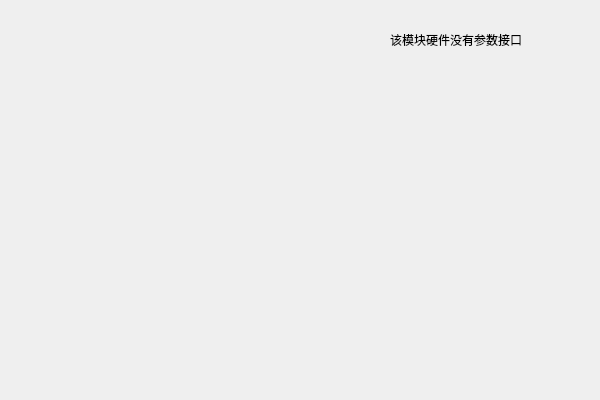
The window that Link_tab/dms_tab.ui (HuJingwen1211/MCISP) describes before a commit, drawn with Qt 5.
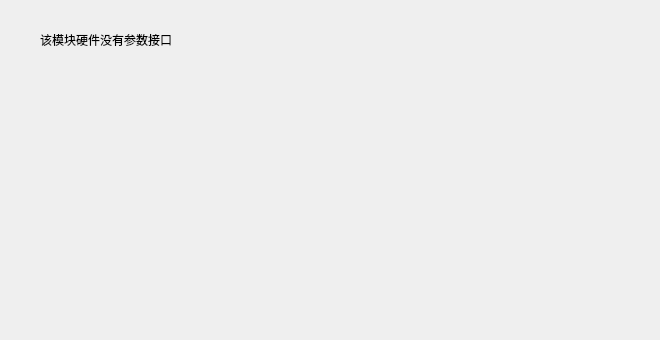
The same window after the commit.

Diff of the .ui file:
```diff
--- a/Link_tab/dms_tab.ui
+++ b/Link_tab/dms_tab.ui
@@ -6,17 +6,23 @@
    <rect>
     <x>0</x>
     <y>0</y>
-    <width>600</width>
-    <height>400</height>
+    <width>660</width>
+    <height>340</height>
    </rect>
   </property>
+  <property name="minimumSize">
+   <size>
+    <width>660</width>
+    <height>340</height>
+   </size>
+  </property>
   <property name="windowTitle">
    <string>DMS_tab</string>
   </property>
   <widget class="QLabel" name="label">
    <property name="geometry">
     <rect>
-     <x>390</x>
+     <x>40</x>
      <y>30</y>
      <width>171</width>
      <height>19</height>
```
